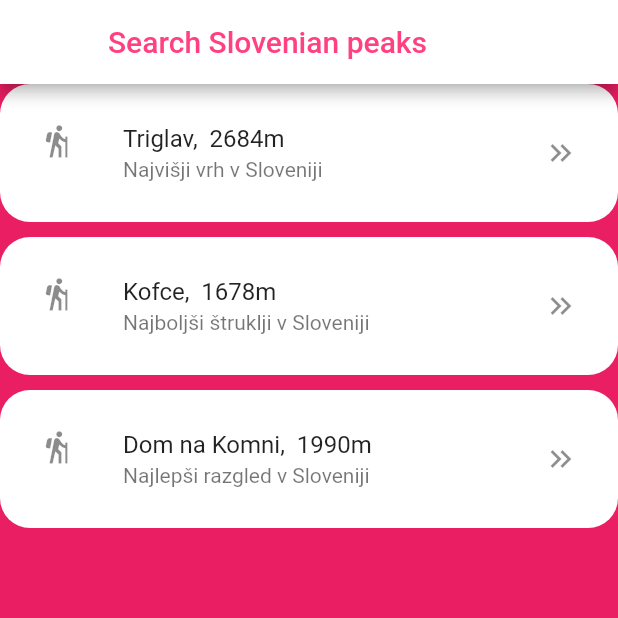
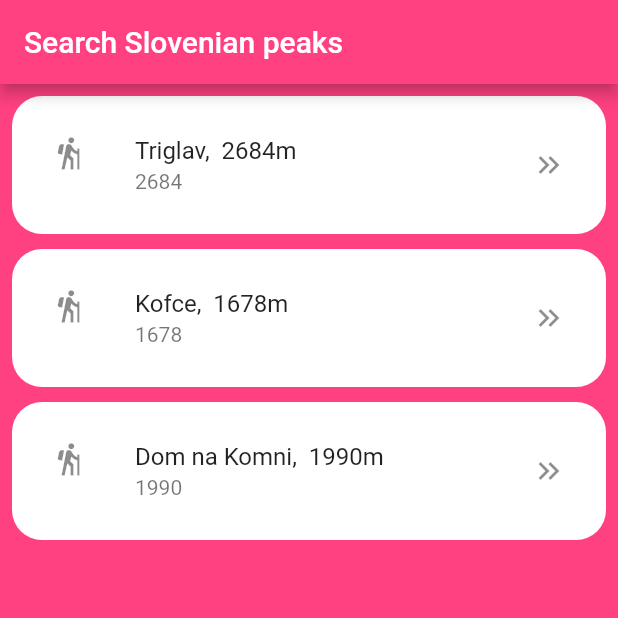
Before and after one commit to polancka/bach_thes, a Flutter app: the SearchPeaks screen opened directly, on a phone screen of 412 x 824 dp, the top half of it. Run offline on Flutter 3.47's test engine with Material 2 defaults, Android fonts, the phone set to English and light mode, and no system bars; our stand-ins replace cloud_firestore, firebase_auth, firebase_core; missing offline and left inert: dart:ffi; accounts and stored records are empty; network calls fail.

Commit message:
"Added functionality of list of Peaks and Peak detail, when individual peak is chosen. (on mock database). Path detail not finished yet"

```diff
--- /dev/null
+++ b/lib/controllers/list_of_peaks_controller.dart
@@ -0,0 +1,24 @@
+import 'package:flutter/material.dart';
+import 'package:bach_thes/models/peak.dart';
+import 'package:bach_thes/views/pages/peak_detail.dart';
+
+void navigateToPeakDetail(BuildContext context, Peak peak) {
+  Navigator.push(
+      //adds the page to the stack, MaterialPageRoute determines to which screen it goes
+      context,
+      MaterialPageRoute(builder: (context) => PeakDetail(peak)));
+}
+
+Widget buildListItem(BuildContext context, Peak peak) {
+  return Container(
+      padding: EdgeInsets.all(10),
+      decoration: BoxDecoration(
+          color: Colors.white, borderRadius: BorderRadius.circular(20)),
+      child: ListTile(
+        leading: Icon(Icons.hiking_outlined),
+        title: Text("${peak.name},  ${peak.altitude}m"),
+        subtitle: Text(peak.altitude.toString()),
+        trailing: Icon(Icons.keyboard_double_arrow_right_outlined),
+        onTap: () => navigateToPeakDetail(context, peak),
+      ));
+}
--- /dev/null
+++ b/lib/globals.dart
@@ -0,0 +1,4 @@
+
+import 'package:cloud_firestore/cloud_firestore.dart';
+
+final db = FirebaseFirestore.instance;
--- a/lib/models/mock_database/mock_peak.dart
+++ b/lib/models/mock_database/mock_peak.dart
@@ -1,44 +1,108 @@
+import 'package:bach_thes/models/path.dart';
 import 'package:bach_thes/models/peak.dart';
 
 mixin MockPeak implements Peak {
   static final List<Peak> peaks = [
     Peak(
-        latitude: "1.1.1",
-        longitude: "1.2.1",
+        //latitude: "1.1.1",
+        //longitude: "1.2.1",
         altitude: 2684,
         id: 1,
-        isPeak: true,
+        //isPeak: true,
         name: "Triglav",
         description: "Najvišji vrh v Sloveniji",
-        region: "Gorenjska",
-        possiblePaths: [],
-        mountainRange: "Julijske alpe",
+        //region: "Gorenjska",
+        possiblePaths: [
+          Path(
+              id: 1,
+              startingPointId: 11,
+              finishPointId: 1,
+              startingPointAltitude: 100,
+              finishPointAltitude: 2684,
+              alitmeters: 2500,
+              difficulty: "lahka označena pot",
+              duration: "6h30min",
+              description: "Najbolj priljubljena pot za obisk Triglava"),
+          Path(
+              id: 2,
+              startingPointId: 12,
+              finishPointId: 1,
+              startingPointAltitude: 120,
+              finishPointAltitude: 2684,
+              alitmeters: 2480,
+              difficulty: "težka označena pot",
+              duration: "4h30min",
+              description: "Najmanj priljubljane pot za obisk Triglava")
+        ],
+        //mountainRange: "Julijske alpe",
         urlThumbnail:
             "https://upload.wikimedia.org/wikipedia/commons/thumb/0/0a/Triglav.jpg/1200px-Triglav.jpg"),
     Peak(
-        latitude: "1.3.1",
-        longitude: "1.4.1",
+        //latitude: "1.3.1",
+        //longitude: "1.4.1",
         altitude: 1678,
         id: 2,
-        isPeak: true,
+        //isPeak: true,
         name: "Kofce",
         description: "Najboljši štruklji v Sloveniji",
-        region: "Gorenjska",
-        possiblePaths: [],
-        mountainRange: "Julijske alpe",
+        //region: "Gorenjska",
+        possiblePaths: [
+          Path(
+              id: 1,
+              startingPointId: 11,
+              finishPointId: 2,
+              startingPointAltitude: 100,
+              finishPointAltitude: 2684,
+              alitmeters: 2500,
+              difficulty: "lahka označena pot",
+              duration: "6h30min",
+              description: "Najbolj priljubljena pot za obisk Kofc"),
+          Path(
+              id: 2,
+              startingPointId: 12,
+              finishPointId: 2,
+              startingPointAltitude: 120,
+              finishPointAltitude: 2684,
+              alitmeters: 2480,
+              difficulty: "težka označena pot",
+              duration: "4h30min",
+              description: "Najmanj priljubljane pot za obisk Kofc")
+        ],
+        //mountainRange: "Julijske alpe",
         urlThumbnail:
             "https://n1info.si/wp-content/uploads/2022/03/10/1646898149-20220309_104030-750x563.jpg"),
     Peak(
-        latitude: "1.5.1",
-        longitude: "1.6.1",
+        //latitude: "1.5.1",
+        //longitude: "1.6.1",
         altitude: 1990,
         id: 3,
-        isPeak: true,
+        //isPeak: true,
         name: "Dom na Komni",
         description: "Najlepši razgled v Sloveniji",
-        region: "Gorenjska",
-        possiblePaths: [],
-        mountainRange: "Julijske alpe",
+        //region: "Gorenjska",
+        possiblePaths: [
+          Path(
+              id: 1,
+              startingPointId: 11,
+              finishPointId: 3,
+              startingPointAltitude: 100,
+              finishPointAltitude: 2684,
+              alitmeters: 2500,
+              difficulty: "lahka označena pot",
+              duration: "6h30min",
+              description: "Najbolj priljubljena pot za obisk Komne"),
+          Path(
+              id: 2,
+              startingPointId: 12,
+              finishPointId: 3,
+              startingPointAltitude: 120,
+              finishPointAltitude: 2684,
+              alitmeters: 2480,
+              difficulty: "težka označena pot",
+              duration: "4h30min",
+              description: "Najmanj priljubljane pot za obisk Komne")
+        ],
+        //mountainRange: "Julijske alpe",
         urlThumbnail:
             "https://kraji.eu/PICTURES/gorenjska/bohinj_z_okolico/dom_na_komni_koca_pod_bogatinom/IMG_4590_koca_pod_bogatinom.jpg")
   ];
@@ -46,4 +110,8 @@ mixin MockPeak implements Peak {
   static List<Peak> FetchAll() {
     return MockPeak.peaks;
   }
+
+  static Peak FetchOne(int index) {
+    return MockPeak.peaks[index];
+  }
 }
--- a/lib/models/path.dart
+++ b/lib/models/path.dart
@@ -2,8 +2,8 @@ import 'package:bach_thes/models/place.dart';
 
 class Path {
   final int id;
-  final Place startingPointId;
-  final Place finishPointId;
+  final int startingPointId;
+  final int finishPointId;
   final int startingPointAltitude;
   final int finishPointAltitude;
   final int alitmeters;
--- a/lib/models/peak.dart
+++ b/lib/models/peak.dart
@@ -1,21 +1,36 @@
+import 'dart:ffi';
+
 import 'package:bach_thes/models/path.dart';
 import 'package:bach_thes/models/place.dart';
+import 'package:cloud_firestore/cloud_firestore.dart';
 
-class Peak extends Place {
+class Peak {
+  final int id;
   final String name;
+  final int altitude;
+  final String description;
   final List<Path> possiblePaths;
-  final String mountainRange;
   final String urlThumbnail;
-  Peak(
-      {required super.latitude,
-      required super.longitude,
-      required super.altitude,
-      required super.id,
-      required super.isPeak,
-      required this.name,
-      required super.description,
-      required super.region,
-      required this.possiblePaths,
-      required this.mountainRange,
-      required this.urlThumbnail});
+
+  Peak({
+    required this.id,
+    required this.name,
+    required this.altitude,
+    required this.description,
+    required this.possiblePaths,
+    required this.urlThumbnail,
+  });
+
+  var db = FirebaseFirestore.instance;
+
+  addNewPeak() {}
+
+  Future<String> fetchPeaks() async {
+    await db.collection("peaks").get().then((event) {
+      for (var doc in event.docs) {
+        print("${doc.id} => ${doc.data()}");
+      }
+    });
+    return "Hello";
+  }
 }
--- a/lib/views/pages/list_of_peaks.dart
+++ b/lib/views/pages/list_of_peaks.dart
@@ -2,42 +2,33 @@ import 'package:bach_thes/models/peak.dart';
 import 'package:flutter/material.dart';
 import 'package:cloud_firestore/cloud_firestore.dart';
 import 'package:bach_thes/models/mock_database/mock_peak.dart';
+import 'package:bach_thes/globals.dart';
+import 'package:bach_thes/controllers/list_of_peaks_controller.dart';
 
 class SearchPeaks extends StatelessWidget {
   const SearchPeaks({super.key});
 
   @override
   Widget build(BuildContext context) {
-    return SafeArea(
-        child: Scaffold(
-            backgroundColor: Colors.pink,
+    return Scaffold(
+        backgroundColor: Colors.pinkAccent,
         appBar: AppBar(
-              backgroundColor: Colors.white,
+          backgroundColor: Colors.pinkAccent,
           title: Text(
             "Search Slovenian peaks",
-                style: TextStyle(color: Colors.pinkAccent),
+            style: TextStyle(color: Colors.white),
           ),
         ),
-            body: Container(
+        body: Padding(
+          padding: const EdgeInsets.all(8.0),
+          child: Container(
               child: ListView.separated(
                   itemCount: MockPeak.FetchAll().length,
                   itemBuilder: (context, index) =>
-                        _buildListItem(context, MockPeak.FetchAll()[index]),
-                    separatorBuilder: (context, index) => SizedBox(
+                      buildListItem(context, MockPeak.FetchAll()[index]),
+                  separatorBuilder: (context, index) => const SizedBox(
                         height: 10,
-                        )))));
+                      ))),
+        ));
   }
 }
-
-Widget _buildListItem(BuildContext context, Peak peak) {
-  return Container(
-      padding: EdgeInsets.all(10),
-      decoration: BoxDecoration(
-          color: Colors.white, borderRadius: BorderRadius.circular(20)),
-      child: ListTile(
-        leading: Icon(Icons.hiking_outlined),
-        title: Text("${peak.name},  ${peak.altitude}m"),
-        subtitle: Text(peak.description),
-        trailing: Icon(Icons.keyboard_double_arrow_right_outlined),
-      ));
-}
--- a/lib/views/pages/registration_page.dart
+++ b/lib/views/pages/registration_page.dart
@@ -10,8 +10,6 @@ import 'package:firebase_auth/firebase_auth.dart';
 //TODO: store the name and level in association with the profile
 
 class RegistrationPage extends StatefulWidget {
-  //final RegistrationController controller;
-  //final RegistrationModel model;
   const RegistrationPage({super.key});
 
   @override
--- a/lib/views/widgets/reusable_widgets.dart
+++ b/lib/views/widgets/reusable_widgets.dart
@@ -78,7 +78,7 @@ SizedBox logInButton(
   );
 }
 
-//Register button - needs fixing concerning mvc structure
+//Register button
 SizedBox regButton(
     BuildContext context, String text, String username, String password) {
   return SizedBox(
@@ -88,7 +88,6 @@ SizedBox regButton(
         onPressed: () {
           RegistrationController(username, password).createNewUser(context);
           //create new user profile
-          //MyNavigator(context).NavigateToHome();
         },
         style: ButtonStyle(
             shape: MaterialStateProperty.all<RoundedRectangleBorder>(
```
Also changed, not shown: code_snippets.txt (+48 -0 lines), lib/controllers/peak_detail_controller.dart (added, +57 -0 lines), lib/main.dart (+7 -5 lines), lib/utils/styles.dart (+7 -11 lines), lib/views/pages/home_page.dart (+23 -1 lines), lib/views/pages/peak_detail.dart (added, +24 -0 lines), lib/controllers/path_detail_controller.dart (added), lib/views/pages/path_detail.dart (added). Lines whose indentation alone changed are shown as unchanged.
